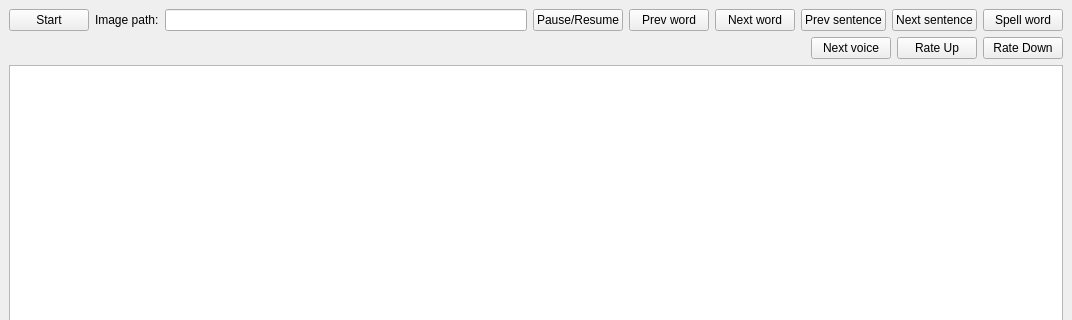
Qt form wui/src/mainwindow.ui (kabamot/Zyrlo) before a commit; both pictures show x 0 to 1072 and y 0 to 320 of the 1072 by 808 pixel window.
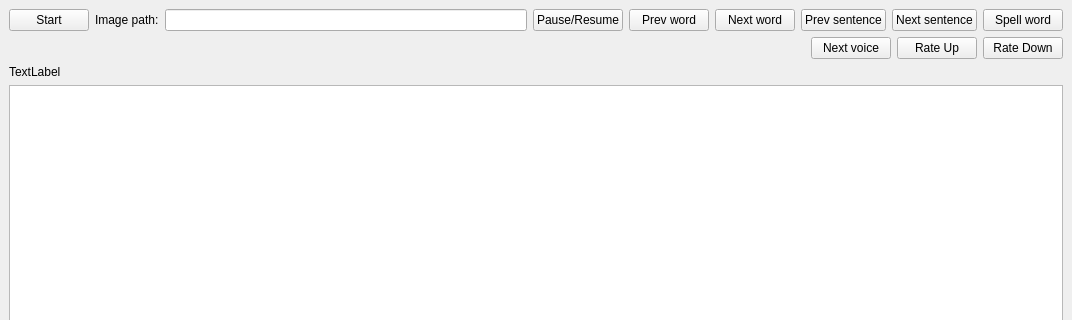
The same form after that commit.

Commit message: Put preview label to the mainwindow.ui

Patch:
```diff
--- a/wui/src/mainwindow.ui
+++ b/wui/src/mainwindow.ui
@@ -119,6 +119,13 @@
       </item>
      </layout>
     </item>
+    <item row="4" column="0">
+     <widget class="QLabel" name="previewLabel">
+      <property name="text">
+       <string>TextLabel</string>
+      </property>
+     </widget>
+    </item>
    </layout>
   </widget>
   <widget class="QMenuBar" name="menubar">
```
The commit also changes 2 other files.
